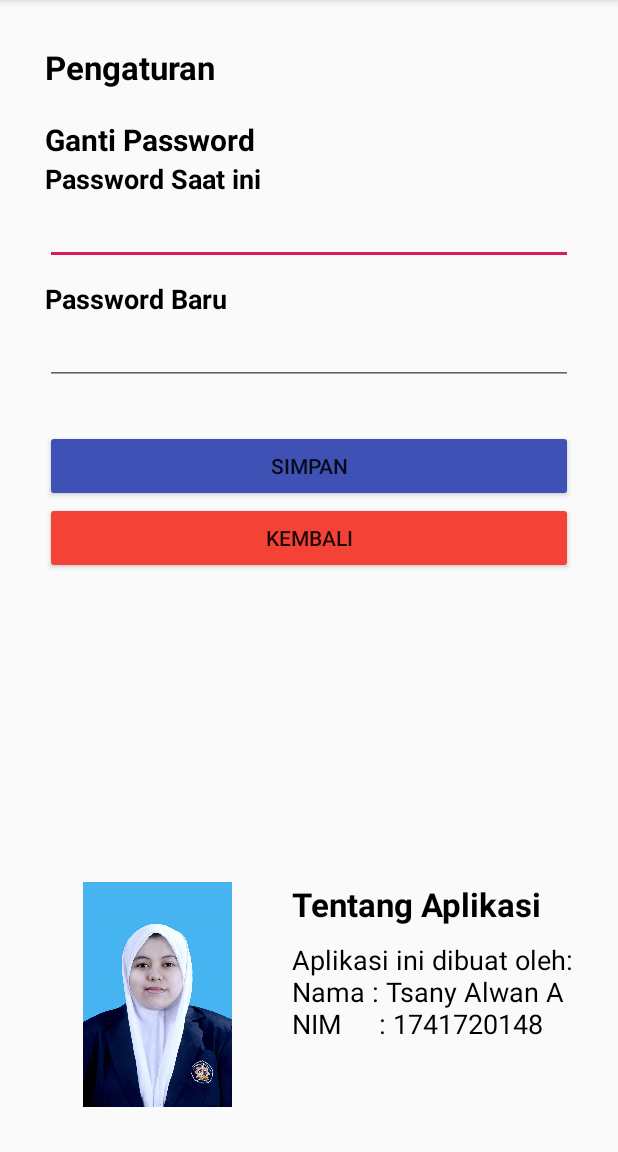
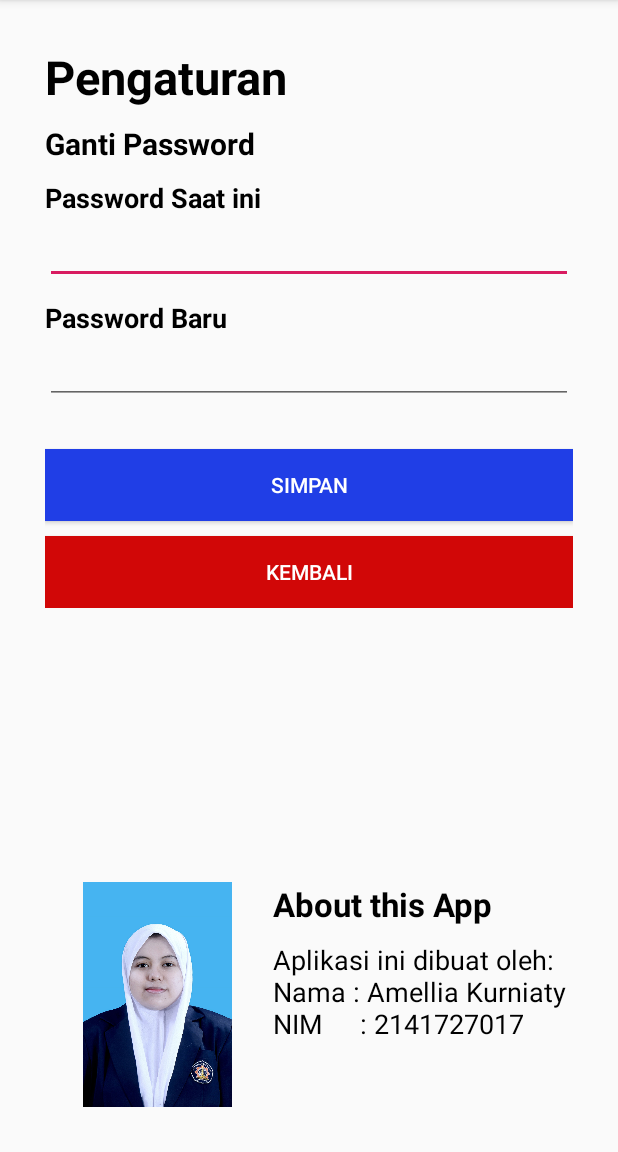
Before and after one commit to AmelliaKurniaty/keuangan_bnsp, an Android app: the PengaturanActivity screen opened directly, with no data from a screen before it, on a phone screen of 412 x 824 dp, the part 84-1236 px from its top. Run offline under Robolectric (Android 15) with nearby library versions, the phone set to English and light mode, and no system bars.

Commit message:
perubahan sedikit

```diff
--- a/app/src/main/AndroidManifest.xml
+++ b/app/src/main/AndroidManifest.xml
@@ -4,7 +4,7 @@
 
     <application
         android:allowBackup="true"
-        android:icon="@mipmap/ic_launcher"
+        android:icon="@drawable/logo"
         android:label="@string/app_name"
         android:roundIcon="@mipmap/ic_launcher_round"
         android:supportsRtl="true"
--- a/app/src/main/res/layout/activity_cash_flow.xml
+++ b/app/src/main/res/layout/activity_cash_flow.xml
@@ -5,6 +5,7 @@
     android:layout_width="match_parent"
     android:layout_height="match_parent"
     tools:context=".CashFlowActivity">
+
     <LinearLayout
         android:layout_width="match_parent"
         android:layout_height="wrap_content"
@@ -19,6 +20,7 @@
         android:textStyle="bold"
         android:textSize="10pt"
         android:textColor="@color/black"/>
+
     <androidx.recyclerview.widget.RecyclerView
         android:id="@+id/recyclerViewCashflow"
         android:layout_width="match_parent"
@@ -28,6 +30,8 @@
         android:onClick="toHomeee"
         android:layout_width="match_parent"
         android:layout_height="wrap_content"
-        android:text="Kembali"/>
+        android:text="Kembali"
+        android:background="@color/red"
+        android:textColor="@color/white"/>
     </LinearLayout>
 </ScrollView>
--- a/app/src/main/res/layout/activity_daftar.xml
+++ b/app/src/main/res/layout/activity_daftar.xml
@@ -4,7 +4,7 @@
     xmlns:tools="http://schemas.android.com/tools"
     android:layout_width="match_parent"
     android:layout_height="match_parent"
-    tools:context="com.LoginActivity"
+    tools:context=".LoginActivity"
     android:orientation="vertical">
 
     <ImageView
@@ -17,7 +17,7 @@
     <TextView
         android:layout_width="match_parent"
         android:layout_height="wrap_content"
-        android:text="MyCashBook v1.0"
+        android:text="Cashflow"
         android:textAlignment="center"
         android:textStyle="bold"
         android:textSize="16pt"
@@ -62,7 +62,9 @@
         android:layout_width="match_parent"
         android:layout_height="wrap_content"
         android:text="DAFTAR"
+        android:textColor="@color/white"
         android:padding="20dp"
+        android:background="@color/blue"
         android:layout_marginTop="30dp"
         android:layout_marginRight="30dp"
         android:layout_marginLeft="30dp"/>
--- a/app/src/main/res/layout/activity_pengaturan.xml
+++ b/app/src/main/res/layout/activity_pengaturan.xml
@@ -16,7 +16,7 @@
             android:layout_width="match_parent"
             android:layout_height="wrap_content"
             android:text="Pengaturan"
-            android:textSize="10pt"
+            android:textSize="14pt"
             android:textColor="@color/black"
             android:textStyle="bold"/>
         <TextView
@@ -26,12 +26,13 @@
             android:textStyle="bold"
             android:textSize="9pt"
             android:textColor="@color/black"
-            android:layout_marginTop="20dp"/>
+            android:layout_marginTop="10dp"/>
         <TextView
             android:layout_width="match_parent"
             android:layout_height="wrap_content"
             android:text="Password Saat ini"
             android:textStyle="bold"
+            android:layout_marginTop="10dp"
             android:textSize="8pt"
             android:textColor="@color/black" />
         <EditText
@@ -61,16 +62,19 @@
             android:id="@+id/setting_save"
             android:layout_width="match_parent"
             android:layout_height="wrap_content"
+            android:text="Simpan"
             android:layout_marginTop="30dp"
-            android:backgroundTint="#3F51B5"
-            android:text="Simpan" />
+            android:background="@color/blue"
+            android:textColor="@color/white" />
 
         <Button
             android:layout_width="match_parent"
             android:layout_height="wrap_content"
-            android:backgroundTint="#F44336"
-            android:onClick="toHome"
-            android:text="Kembali" />
+            android:text="Kembali"
+            android:layout_marginTop="10dp"
+            android:textColor="@color/white"
+            android:background="@color/red"
+            android:onClick="toHome" />
     </LinearLayout>
     <RelativeLayout
         android:layout_marginBottom="30dp"
@@ -90,7 +94,7 @@
             <TextView
                 android:layout_width="wrap_content"
                 android:layout_height="wrap_content"
-                android:text="Tentang Aplikasi"
+                android:text="About this App"
                 android:textStyle="bold"
                 android:textColor="@color/black"
                 android:textSize="10pt"/>
@@ -98,7 +102,7 @@
                 android:layout_marginTop="10dp"
                 android:layout_width="wrap_content"
                 android:layout_height="wrap_content"
-                android:text="Aplikasi ini dibuat oleh:\nNama\t: Tsany Alwan A\nNIM\t\t : 1741720148"
+                android:text="Aplikasi ini dibuat oleh:\nNama\t: Amellia Kurniaty \nNIM\t\t : 2141727017"
                 android:textSize="8pt"
                 android:textColor="@color/black"/>
         </LinearLayout>
--- a/app/src/main/res/layout/item_cashflow_recycler.xml
+++ b/app/src/main/res/layout/item_cashflow_recycler.xml
@@ -35,7 +35,7 @@
                 android:id="@+id/cashflow_keterangan"
                 android:layout_width="wrap_content"
                 android:layout_height="wrap_content"
-                android:text="Keteranga"
+                android:text="Keterangan"
                 android:textColor="@color/black"
                 android:textSize="9pt"/>
             <TextView
--- a/app/src/main/res/values/colors.xml
+++ b/app/src/main/res/values/colors.xml
@@ -10,4 +10,7 @@
     <color name="colorPrimaryDark">#00574B</color>
     <color name="colorAccent">#D81B60</color>
     <color name="black">#000</color>
+    <color name="blue">#203EE6</color>
+    <color name="green">#1ED325</color>
+    <color name="red">#D10707</color>
 </resources>
```
Also changed, not shown: app/src/main/res/layout/activity_login.xml (+7 -6 lines), app/src/main/res/layout/activity_main.xml (+6 -8 lines), app/src/main/res/layout/activity_pemasukan.xml (+8 -6 lines), app/src/main/res/layout/activity_pengeluaran.xml (+6 -5 lines), app/src/main/res/drawable/2.png (deleted), app/src/main/res/drawable/budget.png (deleted), app/src/main/res/drawable/gain.png (deleted), app/src/main/res/drawable/history.png (deleted), app/src/main/res/drawable/income.png (deleted), app/src/main/res/drawable/loss.png (deleted), app/src/main/res/drawable/outcome.png (deleted), app/src/main/res/drawable/setting.png (deleted).
